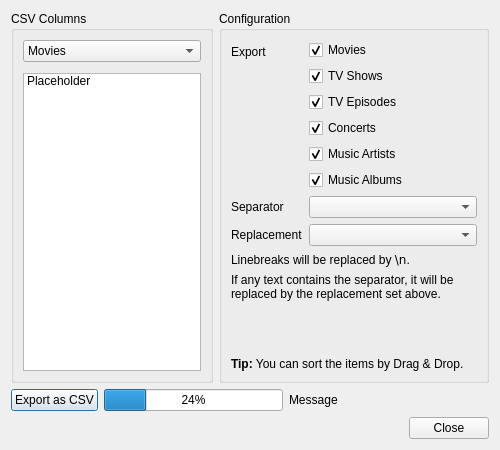
Above: src/ui/export/csv_export/CsvExportDialog.ui from Komet/MediaElch before the change. Below: the same form after it.
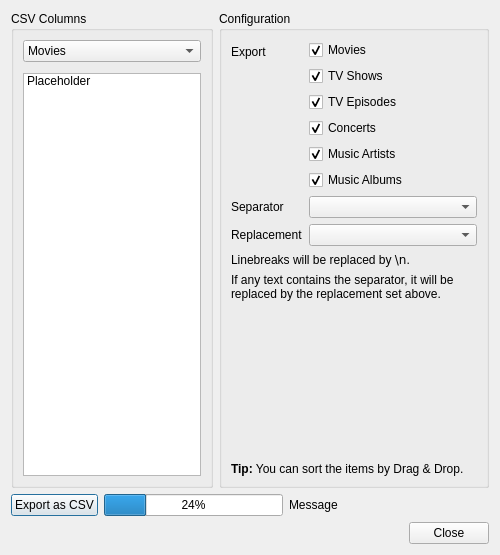
That is the form after the change. Custom widgets are drawn as their Qt base class.

What changed in the file:
```diff
--- a/src/ui/export/csv_export/CsvExportDialog.ui
+++ b/src/ui/export/csv_export/CsvExportDialog.ui
@@ -7,7 +7,7 @@
     <x>0</x>
     <y>0</y>
     <width>500</width>
-    <height>450</height>
+    <height>555</height>
    </rect>
   </property>
   <property name="windowTitle">
```
Left out of the diff: 18 changed lines with no effect on the pictures.
